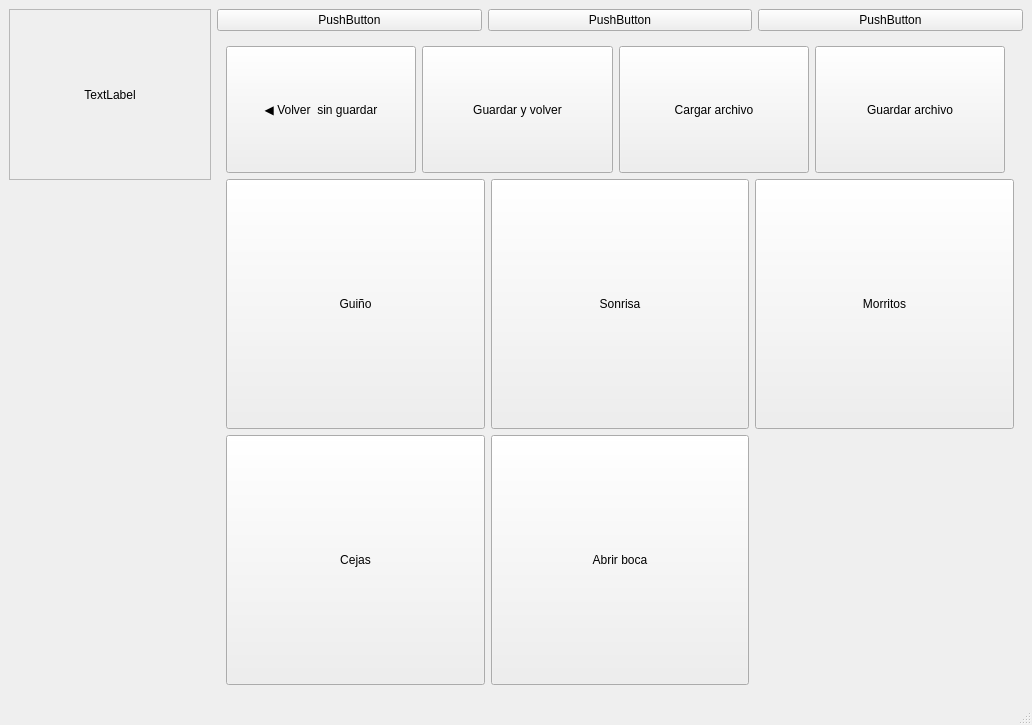
First picture: the form in prueba.ui, repository Ivigaga/TFG, before the edit.
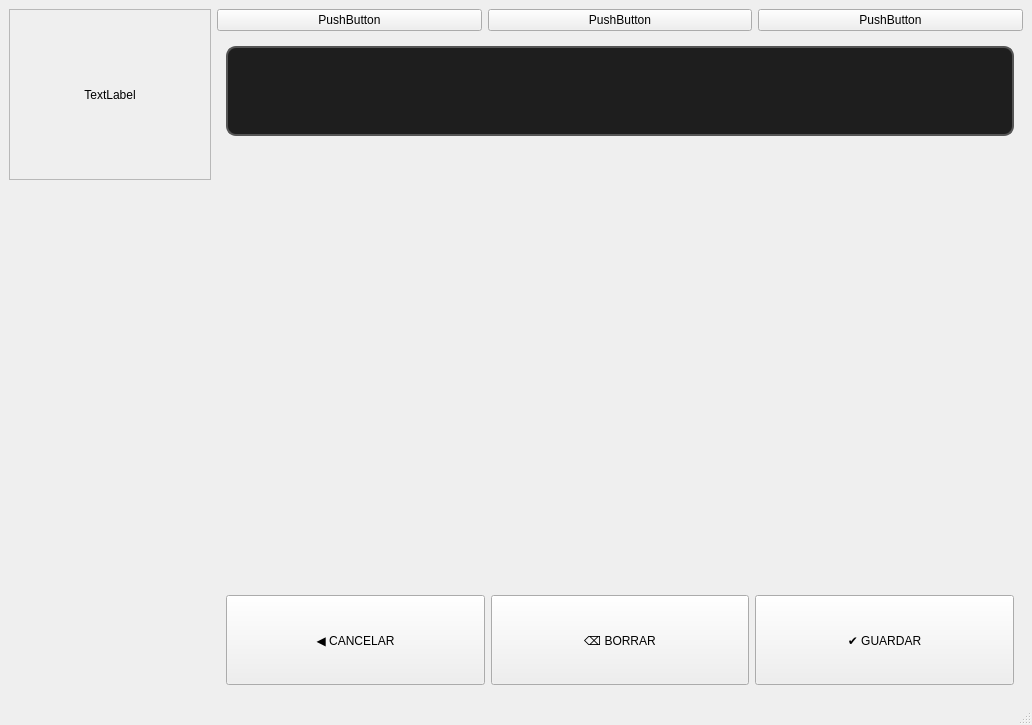
Second picture: the form after the edit. The open tabs and pages were chosen to show the change.

```diff
--- a/prueba.ui
+++ b/prueba.ui
@@ -958,6 +958,65 @@
               </item>
              </layout>
             </widget>
+            <widget class="QWidget" name="keyboardPage">
+             <layout class="QVBoxLayout" name="verticalLayout_kb" stretch="1,5,1">
+              <item>
+               <widget class="QLabel" name="keyboardDisplay">
+                <property name="font">
+                 <font>
+                  <pointsize>24</pointsize>
+                  <bold>true</bold>
+                 </font>
+                </property>
+                <property name="styleSheet">
+                 <string>background-color: #1e1e1e; border: 2px solid #555555; border-radius: 10px; padding: 10px; color: #FFEB3B;</string>
+                </property>
+                <property name="alignment">
+                 <set>Qt::AlignmentFlag::AlignCenter</set>
+                </property>
+                <property name="text">
+                 <string/>
+                </property>
+               </widget>
+              </item>
+              <item>
+               <widget class="QWidget" name="keyboardContainerWidget" native="true">
+                <layout class="QGridLayout" name="keyboardGridLayout">
+                 </layout>
+               </widget>
+              </item>
+              <item>
+               <layout class="QHBoxLayout" name="horizontalLayout_kb_buttons">
+                <item>
+                 <widget class="QPushButton" name="keyboardCancelButton">
+                  <property name="sizePolicy">
+                   <sizepolicy hsizetype="Expanding" vsizetype="Expanding"><horstretch>0</horstretch><verstretch>0</verstretch></sizepolicy>
+                  </property>
+                  <property name="text"><string>◀ CANCELAR</string></property>
+                  <property name="type" stdset="0"><string>secondary</string></property>
+                 </widget>
+                </item>
+                <item>
+                 <widget class="QPushButton" name="keyboardBackspaceButton">
+                  <property name="sizePolicy">
+                   <sizepolicy hsizetype="Expanding" vsizetype="Expanding"><horstretch>0</horstretch><verstretch>0</verstretch></sizepolicy>
+                  </property>
+                  <property name="text"><string>⌫ BORRAR</string></property>
+                 </widget>
+                </item>
+                <item>
+                 <widget class="QPushButton" name="keyboardAcceptButton">
+                  <property name="sizePolicy">
+                   <sizepolicy hsizetype="Expanding" vsizetype="Expanding"><horstretch>0</horstretch><verstretch>0</verstretch></sizepolicy>
+                  </property>
+                  <property name="text"><string>✔ GUARDAR</string></property>
+                  <property name="type" stdset="0"><string>primary</string></property>
+                 </widget>
+                </item>
+               </layout>
+              </item>
+             </layout>
+            </widget>
            </widget>
           </item>
          </layout>
```
Left out of the diff: 17 changed lines with no effect on the pictures.
